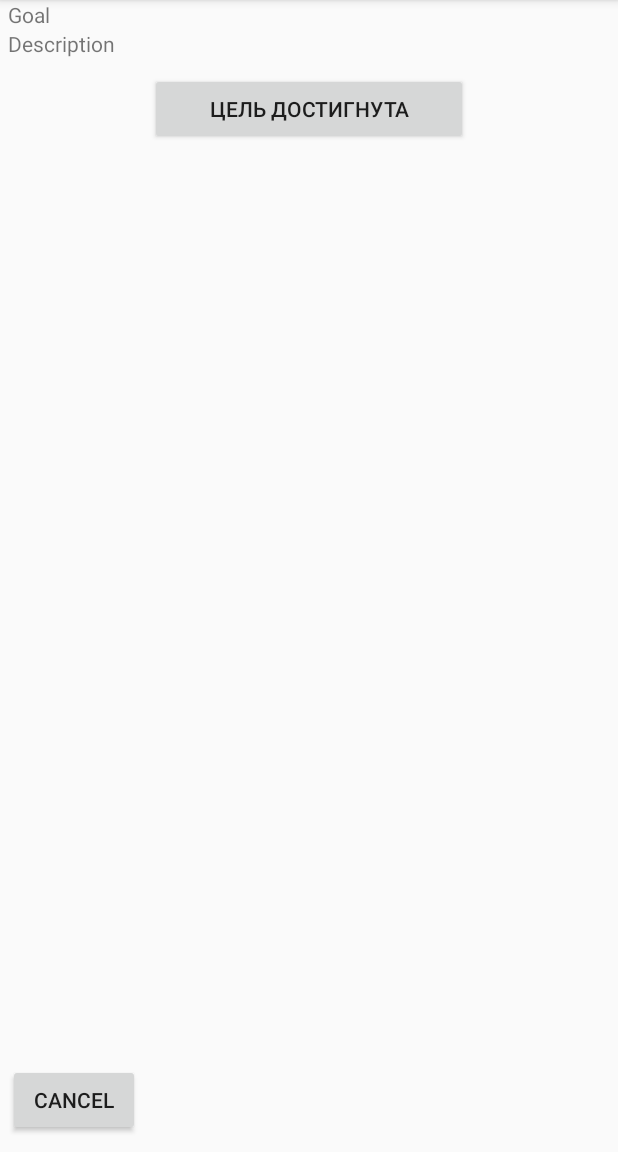
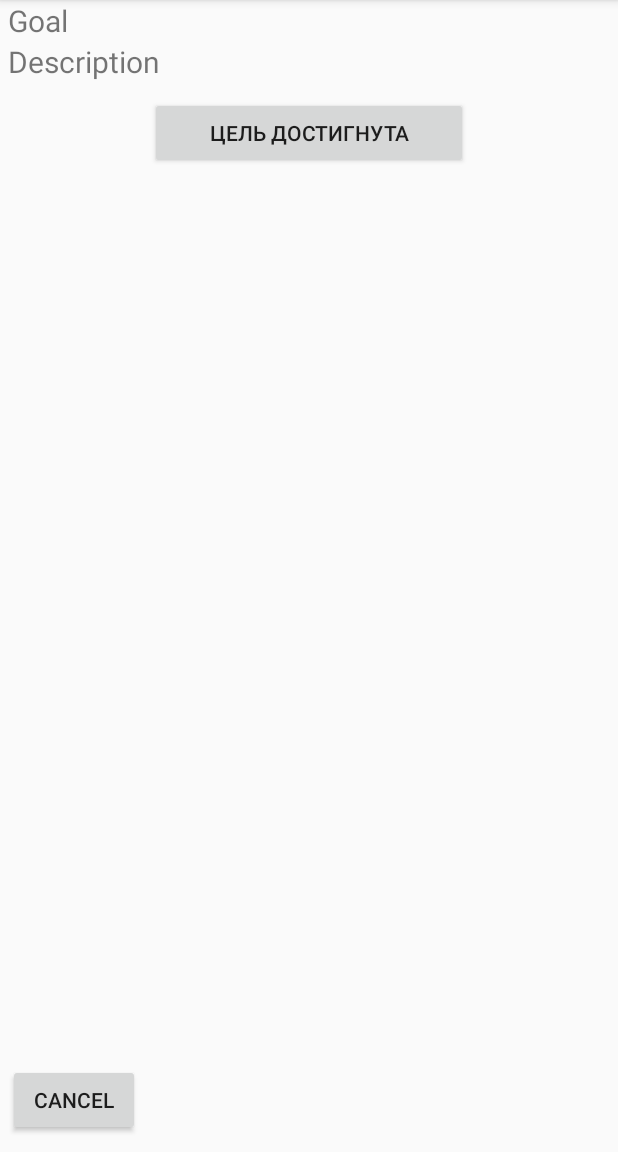
Before and after one commit to mark-krass/TODO, an Android app: the ActivityDone screen opened directly, with no data from a screen before it, on a phone screen of 412 x 824 dp, the part 84-1236 px from its top. Run offline under Robolectric (Android 15) with nearby library versions, the phone set to English and light mode, and no system bars; our stand-ins replace ButterKnife.

```diff
--- a/app/build.gradle
+++ b/app/build.gradle
@@ -30,4 +30,5 @@ dependencies {
     testCompile 'junit:junit:4.12'
     compile 'com.jakewharton:butterknife:8.8.1'
     compile 'com.jakewharton:butterknife-compiler:8.8.1'
+    compile 'com.google.code.gson:gson:2.8.1'
 }
--- a/app/src/main/java/com/example/gambm/todolist/ActivityCreateGoal.java
+++ b/app/src/main/java/com/example/gambm/todolist/ActivityCreateGoal.java
@@ -34,11 +34,11 @@ public class ActivityCreateGoal extends AppCompatActivity {
                 intent.putExtra("goal", etGoal.getText().toString());
                 intent.putExtra("des", etDescription.getText().toString());
                 setResult(RESULT_OK, intent);
-                Toast.makeText(this, "Цель добавлена!", Toast.LENGTH_LONG).show();
+                Toast.makeText(this, "Цель добавлена!", Toast.LENGTH_SHORT).show();
                 finish();
                 break;
             case R.id.btnBack:
-                Toast.makeText(this, "Данные не сохранены", Toast.LENGTH_LONG).show();
+                Toast.makeText(this, "Данные не сохранены", Toast.LENGTH_SHORT).show();
                 finish();
                 break;
         }
--- a/app/src/main/java/com/example/gambm/todolist/ActivityDone.java
+++ b/app/src/main/java/com/example/gambm/todolist/ActivityDone.java
@@ -13,13 +13,13 @@ import butterknife.OnClick;
 
 public class ActivityDone extends AppCompatActivity {
 
-    private int id;
-
     @BindView(R.id.tvGoal)
     protected TextView tvGoal;
 
     @BindView(R.id.tvDescription)
     protected TextView tvDescription;
+
+    private int position;
 
     @Override
     protected void onCreate(Bundle savedInstanceState) {
@@ -27,10 +27,14 @@ public class ActivityDone extends AppCompatActivity {
         setContentView(R.layout.activity_done);
         ButterKnife.bind(this);
 
+        dataOut();
+    }
 
-
+    private void dataOut() {
         Intent intent = getIntent();
-        id = intent.getIntExtra("id", -1);//Получаем id, который удалить или посмотреть
+        position = intent.getIntExtra("position", 0);
+        tvGoal.setText(intent.getStringExtra("goal"));
+        tvGoal.setText(intent.getStringExtra("des"));
     }
 
     @OnClick({R.id.btnDone, R.id.btnCancel})
@@ -38,9 +42,9 @@ public class ActivityDone extends AppCompatActivity {
         switch (v.getId()) {
             case R.id.btnDone://Обнуляем базу данных и передаем id списка, который нужно удалить в главном меню
                 Intent intent = new Intent();
-                intent.putExtra("id", id);
+                intent.putExtra("position", position);
                 setResult(RESULT_OK, intent);
-                Toast.makeText(this, "Цель удалена", Toast.LENGTH_LONG).show();
+                Toast.makeText(this, "Цель удалена", Toast.LENGTH_SHORT).show();
                 finish();
                 break;
             case R.id.btnCancel:
--- a/app/src/main/res/layout/activity_done.xml
+++ b/app/src/main/res/layout/activity_done.xml
@@ -4,23 +4,29 @@
     android:layout_width="fill_parent"
     android:layout_height="fill_parent"
     android:orientation="vertical">
+
     <LinearLayout
         android:id="@+id/linearLayout1"
         android:layout_width="match_parent"
         android:layout_height="wrap_content">
+
         <TextView
             android:id="@+id/tGoal"
             android:layout_width="wrap_content"
             android:layout_height="wrap_content"
+            android:layout_marginLeft="5dp"
+            android:layout_marginRight="5dp"
             android:text="Goal"
-            android:layout_marginLeft="5dp"
-            android:layout_marginRight="5dp"/>
+            android:textSize="20dp" />
+
         <TextView
             android:id="@+id/tvGoal"
             android:layout_width="match_parent"
             android:layout_height="wrap_content"
-            android:layout_weight="1"/>
+            android:layout_weight="1"
+            android:textSize="20dp" />
     </LinearLayout>
+
     <LinearLayout
         android:id="@+id/linearLayout2"
         android:layout_width="match_parent"
@@ -31,12 +37,14 @@
             android:layout_height="wrap_content"
             android:text="Description"
             android:layout_marginLeft="5dp"
-            android:layout_marginRight="5dp"/>
+            android:layout_marginRight="5dp"
+            android:textSize="20dp"/>
         <TextView
             android:id="@+id/tvDescription"
             android:layout_width="match_parent"
             android:layout_height="wrap_content"
-            android:layout_weight="1"/>
+            android:layout_weight="1"
+            android:textSize="20dp"/>
     </LinearLayout>
     <LinearLayout
         android:id="@+id/linearLayout3"
```
Also changed, not shown: app/src/main/java/com/example/gambm/todolist/MainActivity.java (+48 -51 lines), app/src/main/java/com/example/gambm/todolist/UserInfo.java (added, +22 -0 lines).
